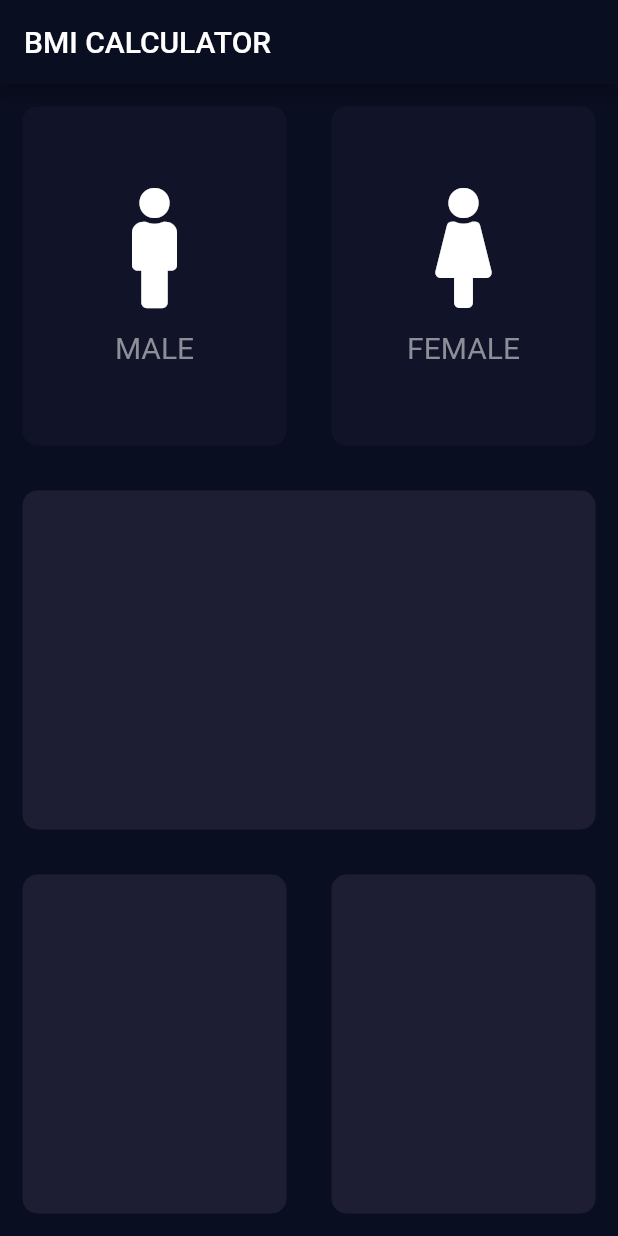
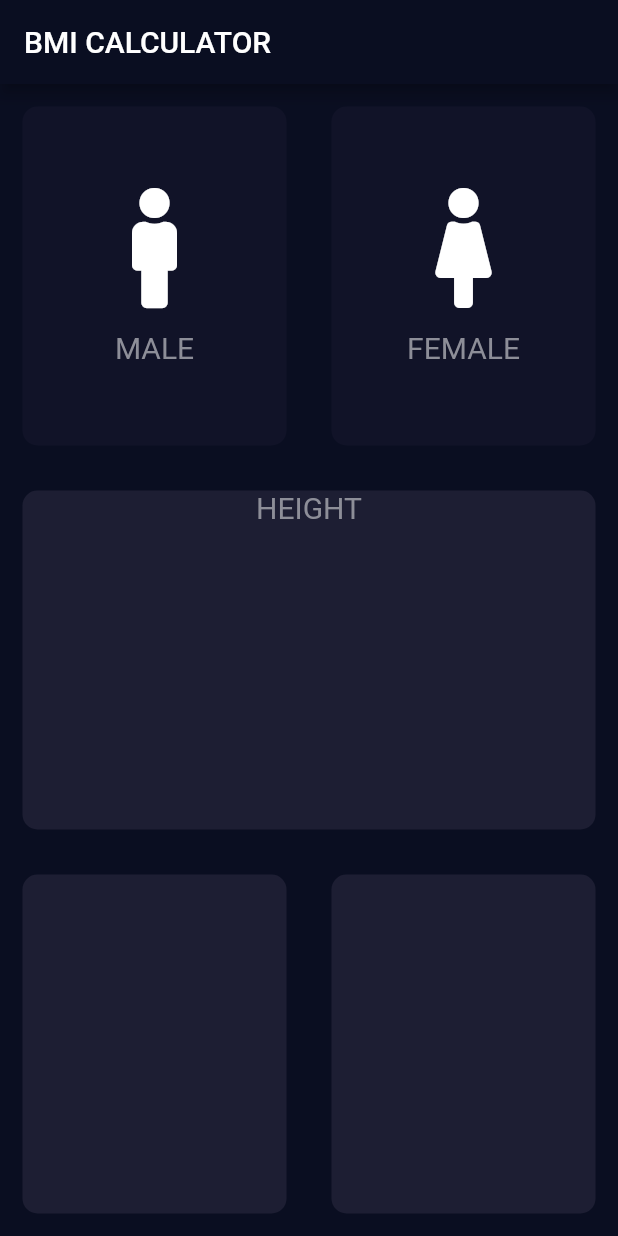
Before and after one commit to mohsinraza079/final_bmi_calculator, a Flutter app: the screen it shows after launch, on a phone screen of 412 x 824 dp. Run offline on Flutter 3.47's test engine with Material 2 defaults, Android fonts, the phone set to English and light mode, and no system bars; our stand-ins replace font_awesome_flutter.

Commit message:
Done Lecture 64 : Creation of Separate Constant File

```diff
--- /dev/null
+++ b/lib/constant_file.dart
@@ -0,0 +1,9 @@
+import 'package:flutter/material.dart';
+
+
+const activeColor = Color(0xFF1D1E33);
+const deActiveColor = Color(0xFF111328);
+const kLabelStyle = TextStyle(
+fontSize: 20.0,
+color: Color(0xFF8D8E98),
+);
--- a/lib/icon_text_file.dart
+++ b/lib/icon_text_file.dart
@@ -1,4 +1,6 @@
+import 'package:final_bmi_calculator/constant_file.dart';
 import 'package:flutter/material.dart';
+import 'constant_file.dart';
 
 class RepeatTextandIconeWidget extends StatelessWidget {
   RepeatTextandIconeWidget({@required this.iconData,this.label});
@@ -18,10 +20,7 @@ class RepeatTextandIconeWidget extends StatelessWidget {
         ),
         Text(
           label,
-          style: TextStyle(
-            fontSize: 20.0,
-            color: Color(0xFF8D8E98),
-          ),
+          style: kLabelStyle,
         )
       ],
 
--- a/lib/input_page.dart
+++ b/lib/input_page.dart
@@ -1,11 +1,12 @@
+import 'package:final_bmi_calculator/constant_file.dart';
 import 'package:flutter/cupertino.dart';
 import 'package:flutter/material.dart';
 import 'package:font_awesome_flutter/font_awesome_flutter.dart';
 import 'icon_text_file.dart';
 import 'container_file.dart';
+import 'constant_file.dart';
 
-const activeColor = Color(0xFF1D1E33);
-const deActiveColor = Color(0xFF111328);
+
 enum Gender{
   male,
   female,
@@ -26,6 +27,7 @@ class _InputPageState extends State<InputPage> {
         title: Text('BMI CALCULATOR'),
       ),
       body: Column(
+        crossAxisAlignment: CrossAxisAlignment.stretch,
         children: [
           Expanded(
               child: Row(
@@ -66,7 +68,14 @@ class _InputPageState extends State<InputPage> {
           ),
 
           Expanded(
-            child: RepeatContainerCode(colors: Color(0xFF1D1E33), ),
+            child: RepeatContainerCode(
+              colors: Color(0xFF1D1E33),
+              cardWidget: Column(
+                children: [
+                  Text('HEIGHT',style: kLabelStyle ,),
+                ],
+              ),
+            ),
           ),
 
           Expanded(
```
